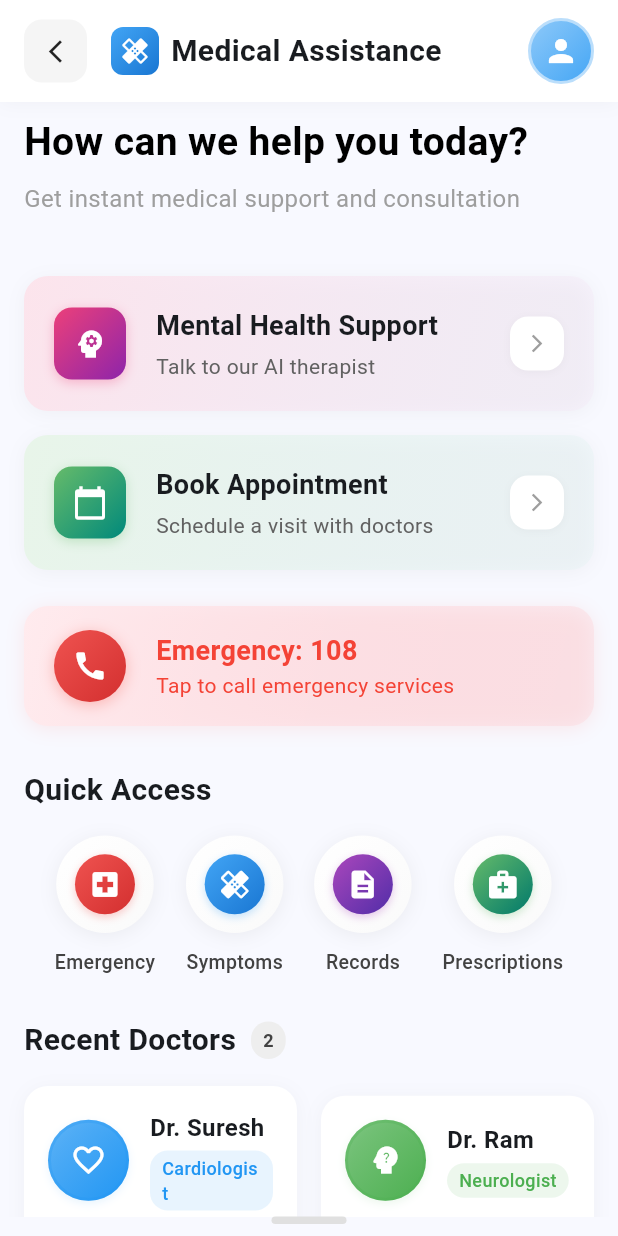
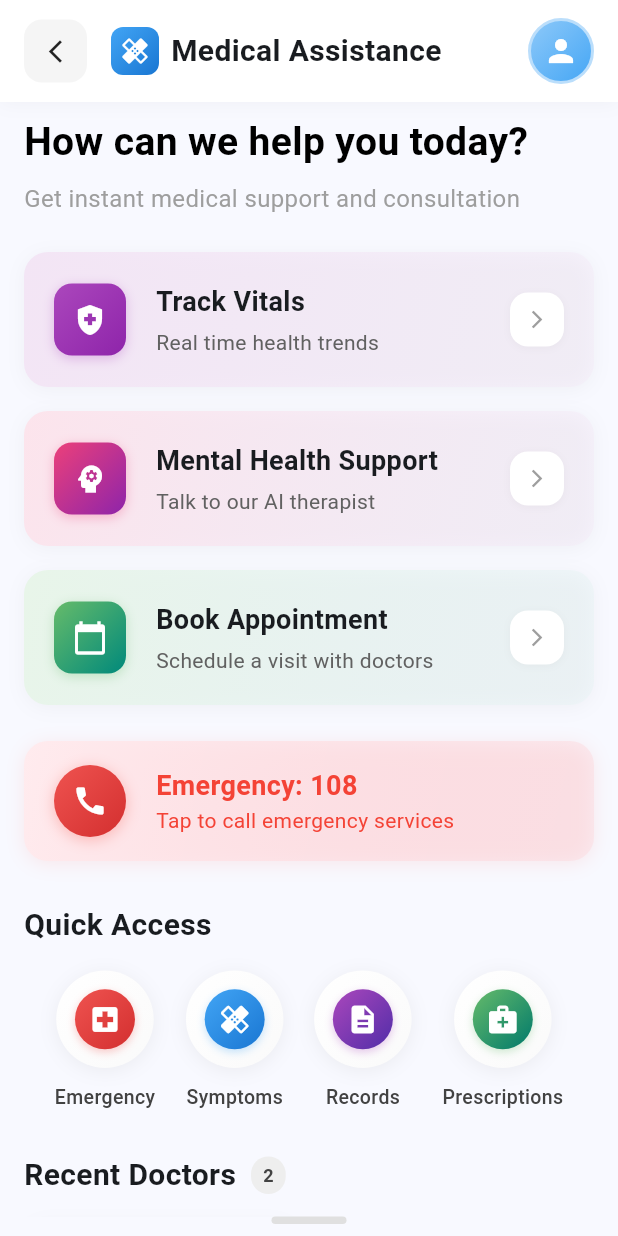
Before and after one commit to sureshpk36/CitiVoice-AICitizenHelpline, a Flutter app: the MedicalAssistancePage screen opened directly, on a phone screen of 412 x 824 dp. Run offline on Flutter 3.47's test engine with Material 3 defaults, Android fonts, the light colour scheme and no system bars; our stand-ins replace audioplayers, flutter_map, flutter_svg, flutter_tts, geolocator, latlong2 and 1 more.

Commit message:
Update med_assistance.dart

```diff
--- a/App/lib/med_assistance.dart
+++ b/App/lib/med_assistance.dart
@@ -2,6 +2,7 @@ import 'package:flutter/material.dart';
 import 'package:flutter/services.dart';
 import 'package:url_launcher/url_launcher.dart';
 import 'health_chatbot.dart';
+import 'health_dashboard.dart';
 
 class MedicalAssistancePage extends StatefulWidget {
   const MedicalAssistancePage({Key? key}) : super(key: key);
@@ -190,10 +191,42 @@ class _MedicalAssistancePageState extends State<MedicalAssistancePage> {
                           color: Colors.grey,
                         ),
                       ),
+
+                      // Service cards
                       const SizedBox(height: 24),
 
-                      // Service cards
-
+                      // Emergency call button with gradient
+                      _buildServiceCard(
+                        icon: Icons.health_and_safety,
+                        iconColor: Colors.white,
+                        iconBgGradient: LinearGradient(
+                          colors: [
+                            Colors.purple.shade400,
+                            Colors.purple.shade600
+                          ],
+                          begin: Alignment.topLeft,
+                          end: Alignment.bottomRight,
+                        ),
+                        title: 'Track Vitals',
+                        subtitle: 'Real time health trends',
+                        bgGradient: LinearGradient(
+                          colors: [
+                            Colors.purple.shade50,
+                            Colors.purple.shade50.withOpacity(0.3)
+                          ],
+                          begin: Alignment.topLeft,
+                          end: Alignment.bottomRight,
+                        ),
+                        onTap: () {
+                          // Navigate to the grievance screen when tapped
+                          Navigator.push(
+                            context,
+                            MaterialPageRoute(
+                              builder: (context) => EnhancedHealthDashboard(),
+                            ),
+                          );
+                        },
+                      ),
                       const SizedBox(height: 16),
                       _buildServiceCard(
                         icon: Icons.psychology,
```
